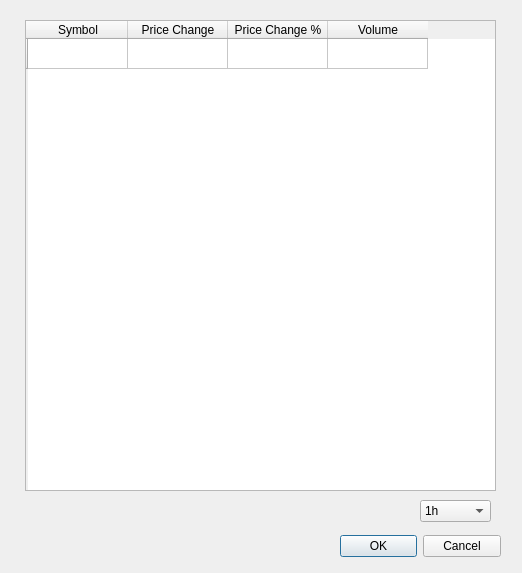
First picture: the form in windowqt.ui, repository pywizard/wavetrend, before the edit.
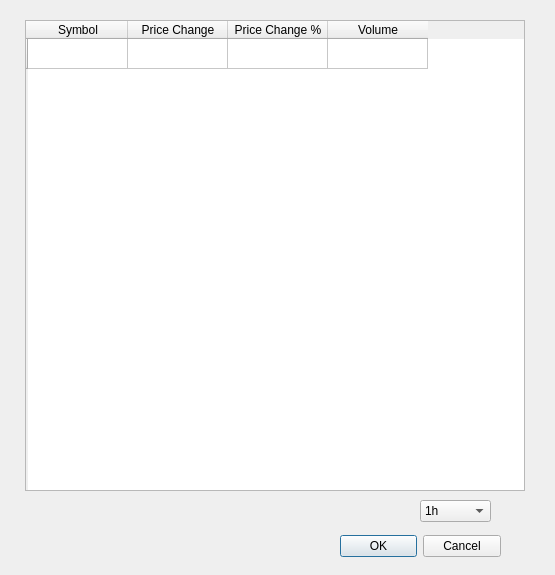
Second picture: the form after the edit.

Commit message: fix for live chart candle; proper selection dialog size for linux

```diff
--- a/windowqt.ui
+++ b/windowqt.ui
@@ -6,8 +6,8 @@
    <rect>
     <x>0</x>
     <y>0</y>
-    <width>522</width>
-    <height>573</height>
+    <width>555</width>
+    <height>575</height>
    </rect>
   </property>
   <property name="windowTitle">
@@ -34,7 +34,7 @@
     <rect>
      <x>25</x>
      <y>20</y>
-     <width>471</width>
+     <width>500</width>
      <height>471</height>
     </rect>
    </property>
```
The commit also changes 2 other files.
